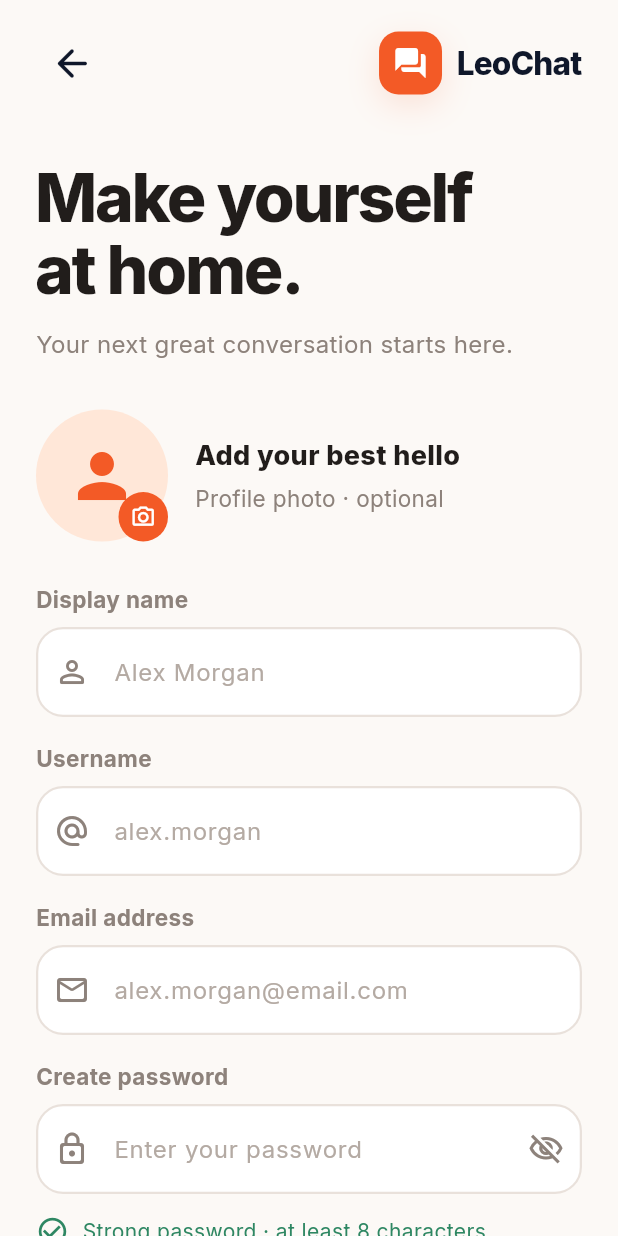
After one commit to faisin111/Leo-chat-app, a Flutter app: the RegisterPage screen opened by its route, on a phone screen of 412 x 824 dp. The commit adds this screen. Run offline on Flutter 3.47's test engine with Material 3 defaults, Android fonts, the phone set to English and light mode, and no system bars; our stand-ins replace dio, flutter_riverpod, flutter_secure_storage, fpdart, go_router, google_fonts and 1 more; accounts and stored records are empty.

Commit message:
Add LeoChat registration screen

```diff
--- a/lib/app/app.dart
+++ b/lib/app/app.dart
@@ -6,6 +6,7 @@ import '../core/theme/theme.dart';
 import '../features/chat/presentation/pages/chat_shell_page.dart';
 import '../features/landing/presentation/pages/landing_page.dart';
 import '../features/auth/presentation/pages/login_page.dart';
+import '../features/auth/presentation/pages/register_page.dart';
 import '../features/onboarding/presentation/pages/onboarding_page.dart';
 import '../features/splash/presentation/pages/splash_page.dart';
 
@@ -18,6 +19,8 @@ final _router = GoRouter(
         builder: (context, state) => const OnboardingPage()),
     GoRoute(path: '/', builder: (context, state) => const LandingPage()),
     GoRoute(path: '/login', builder: (context, state) => const LoginPage()),
+    GoRoute(
+        path: '/register', builder: (context, state) => const RegisterPage()),
     GoRoute(path: '/app', builder: (context, state) => const ChatShellPage()),
   ],
 );
--- a/lib/core/constants/app_strings.dart
+++ b/lib/core/constants/app_strings.dart
@@ -47,4 +47,15 @@ abstract final class AppStrings {
       'A space for the big news and the everyday hellos.';
   static const loginGreeting = 'You made it! Hey, you 👋';
   static const loginTagline = 'Good people. Great chats.';
+  static const registerTitle = 'Make yourself\nat home.';
+  static const registerSubtitle = 'Your next great conversation starts here.';
+  static const displayName = 'Display name';
+  static const displayNameHint = 'Alex Morgan';
+  static const emailAddress = 'Email address';
+  static const emailHint = 'alex.morgan@email.com';
+  static const createPassword = 'Create password';
+  static const strongPassword = 'Strong password · at least 8 characters';
+  static const termsAgreement =
+      'I agree to the Terms of Service and Privacy Policy. Let’s keep this a kind place.';
+  static const alreadyConversation = 'Already part of the conversation?';
 }
--- /dev/null
+++ b/lib/core/widgets/common_widgets/inputs/leo_auth_field.dart
@@ -0,0 +1,59 @@
+import 'package:flutter/material.dart';
+
+import '../../../theme/colors.dart';
+
+class LeoAuthField extends StatelessWidget {
+  const LeoAuthField({
+    super.key,
+    required this.label,
+    required this.hint,
+    required this.icon,
+    required this.controller,
+    this.obscureText = false,
+    this.suffix,
+  });
+
+  final String label;
+  final String hint;
+  final IconData icon;
+  final TextEditingController controller;
+  final bool obscureText;
+  final Widget? suffix;
+
+  @override
+  Widget build(BuildContext context) => Column(
+        crossAxisAlignment: CrossAxisAlignment.start,
+        children: [
+          Text(label,
+              style: const TextStyle(
+                  fontSize: 15,
+                  fontWeight: FontWeight.w700,
+                  color: Color(0xFF8D827B))),
+          const SizedBox(height: 8),
+          TextField(
+            controller: controller,
+            obscureText: obscureText,
+            style: const TextStyle(fontSize: 16, color: Color(0xFF211D1B)),
+            decoration: InputDecoration(
+              hintText: hint,
+              hintStyle: const TextStyle(color: Color(0xFFB4AAA3)),
+              prefixIcon: Icon(icon, color: const Color(0xFF8D827B)),
+              suffixIcon: suffix,
+              filled: true,
+              fillColor: Colors.white,
+              contentPadding:
+                  const EdgeInsets.symmetric(horizontal: 18, vertical: 18),
+              enabledBorder: OutlineInputBorder(
+                borderRadius: BorderRadius.circular(18),
+                borderSide:
+                    const BorderSide(color: Color(0xFFE9E1DB), width: 1.5),
+              ),
+              focusedBorder: OutlineInputBorder(
+                  borderRadius: BorderRadius.circular(18),
+                  borderSide:
+                      const BorderSide(color: LeoColors.primary, width: 1.5)),
+            ),
+          ),
+        ],
+      );
+}
--- a/lib/features/auth/presentation/pages/login_page.dart
+++ b/lib/features/auth/presentation/pages/login_page.dart
@@ -5,6 +5,7 @@ import '../../../../core/constants/app_strings.dart';
 import '../../../../core/theme/colors.dart';
 import '../../../../core/widgets/common_widgets/branding/leo_logo.dart';
 import '../../../../core/widgets/common_widgets/buttons/leo_primary_button.dart';
+import '../../../../core/widgets/common_widgets/inputs/leo_auth_field.dart';
 
 class LoginPage extends StatefulWidget {
   const LoginPage({super.key});
@@ -55,14 +56,14 @@ class _LoginPageState extends State<LoginPage> {
                             height: 1.45,
                             color: Color(0xFF8D827B))),
                     const SizedBox(height: 30),
-                    _LoginField(
+                    LeoAuthField(
                       label: AppStrings.username,
                       hint: AppStrings.usernameHint,
                       icon: Icons.person_outline_rounded,
                       controller: _usernameController,
                     ),
                     const SizedBox(height: 18),
-                    _LoginField(
+                    LeoAuthField(
                       label: AppStrings.password,
                       hint: AppStrings.passwordHint,
                       icon: Icons.lock_outline_rounded,
@@ -106,7 +107,7 @@ class _LoginPageState extends State<LoginPage> {
                             style: TextStyle(
                                 color: Color(0xFF8D827B), fontSize: 15)),
                         TextButton(
-                            onPressed: () {},
+                            onPressed: () => context.go('/register'),
                             child: const Text(AppStrings.createAccount,
                                 style: TextStyle(
                                     color: LeoColors.primary,
@@ -201,53 +202,3 @@ class _Arc extends StatelessWidget {
           shape: BoxShape.circle,
           border: Border.all(color: Colors.white24, width: 1.5)));
 }
-
-class _LoginField extends StatelessWidget {
-  const _LoginField(
-      {required this.label,
-      required this.hint,
-      required this.icon,
-      required this.controller,
-      this.obscureText = false,
-      this.suffix});
-  final String label;
-  final String hint;
-  final IconData icon;
-  final TextEditingController controller;
-  final bool obscureText;
-  final Widget? suffix;
-
-  @override
-  Widget build(BuildContext context) =>
-      Column(crossAxisAlignment: CrossAxisAlignment.start, children: [
-        Text(label,
-            style: const TextStyle(
-                fontSize: 15,
-                fontWeight: FontWeight.w700,
-                color: Color(0xFF8D827B))),
-        const SizedBox(height: 8),
-        TextField(
-          controller: controller,
-          obscureText: obscureText,
-          style: const TextStyle(fontSize: 16, color: Color(0xFF211D1B)),
-          decoration: InputDecoration(
-            hintText: hint,
-            hintStyle: const TextStyle(color: Color(0xFFB4AAA3)),
-            prefixIcon: Icon(icon, color: const Color(0xFF8D827B)),
-            suffixIcon: suffix,
-            filled: true,
-            fillColor: Colors.white,
-            contentPadding:
-                const EdgeInsets.symmetric(horizontal: 18, vertical: 18),
-            enabledBorder: OutlineInputBorder(
-                borderRadius: BorderRadius.circular(18),
-                borderSide:
-                    const BorderSide(color: Color(0xFFE9E1DB), width: 1.5)),
-            focusedBorder: OutlineInputBorder(
-                borderRadius: BorderRadius.circular(18),
-                borderSide:
-                    const BorderSide(color: LeoColors.primary, width: 1.5)),
-          ),
-        ),
-      ]);
-}
--- /dev/null
+++ b/lib/features/auth/presentation/pages/register_page.dart
@@ -0,0 +1,196 @@
+import 'package:flutter/material.dart';
+import 'package:go_router/go_router.dart';
+
+import '../../../../core/constants/app_strings.dart';
+import '../../../../core/theme/colors.dart';
+import '../../../../core/widgets/common_widgets/branding/leo_logo.dart';
+import '../../../../core/widgets/common_widgets/buttons/leo_primary_button.dart';
+import '../../../../core/widgets/common_widgets/inputs/leo_auth_field.dart';
+
+class RegisterPage extends StatefulWidget {
+  const RegisterPage({super.key});
+
+  @override
+  State<RegisterPage> createState() => _RegisterPageState();
+}
+
+class _RegisterPageState extends State<RegisterPage> {
+  final _displayName = TextEditingController();
+  final _username = TextEditingController();
+  final _email = TextEditingController();
+  final _password = TextEditingController();
+  bool _obscure = true;
+  bool _accepted = true;
+
+  @override
+  void dispose() {
+    _displayName.dispose();
+    _username.dispose();
+    _email.dispose();
+    _password.dispose();
+    super.dispose();
+  }
+
+  @override
+  Widget build(BuildContext context) => Scaffold(
+        backgroundColor: const Color(0xFFFCF9F6),
+        body: SafeArea(
+          child: SingleChildScrollView(
+            padding: const EdgeInsets.fromLTRB(24, 18, 24, 28),
+            child: Center(
+              child: ConstrainedBox(
+                constraints: const BoxConstraints(maxWidth: 520),
+                child: Column(
+                    crossAxisAlignment: CrossAxisAlignment.start,
+                    children: [
+                      Row(children: [
+                        IconButton(
+                            onPressed: () => context.go('/login'),
+                            icon:
+                                const Icon(Icons.arrow_back_rounded, size: 30)),
+                        const Spacer(),
+                        const LeoLogo(),
+                      ]),
+                      const SizedBox(height: 42),
+                      const Text(AppStrings.registerTitle,
+                          style: TextStyle(
+                              fontSize: 44,
+                              height: 1.08,
+                              letterSpacing: -1.5,
+                              fontWeight: FontWeight.w800,
+                              color: Color(0xFF211D1B))),
+                      const SizedBox(height: 14),
+                      const Text(AppStrings.registerSubtitle,
+                          style: TextStyle(
+                              fontSize: 16, color: Color(0xFF8D827B))),
+                      const SizedBox(height: 32),
+                      const _ProfilePhotoPrompt(),
+                      const SizedBox(height: 28),
+                      LeoAuthField(
+                          label: AppStrings.displayName,
+                          hint: AppStrings.displayNameHint,
+                          icon: Icons.person_outline_rounded,
+                          controller: _displayName),
+                      const SizedBox(height: 17),
+                      LeoAuthField(
+                          label: AppStrings.username,
+                          hint: AppStrings.usernameHint,
+                          icon: Icons.alternate_email_rounded,
+                          controller: _username),
+                      const SizedBox(height: 17),
+                      LeoAuthField(
+                          label: AppStrings.emailAddress,
+                          hint: AppStrings.emailHint,
+                          icon: Icons.mail_outline_rounded,
+                          controller: _email),
+                      const SizedBox(height: 17),
+                      LeoAuthField(
+                          label: AppStrings.createPassword,
+                          hint: AppStrings.passwordHint,
+                          icon: Icons.lock_outline_rounded,
+                          controller: _password,
+                          obscureText: _obscure,
+                          suffix: IconButton(
+                              onPressed: () =>
+                                  setState(() => _obscure = !_obscure),
+                              icon: Icon(
+                                  _obscure
+                                      ? Icons.visibility_off_outlined
+                                      : Icons.visibility_outlined,
+                                  color: const Color(0xFF8D827B)))),
+                      const SizedBox(height: 14),
+                      const Row(children: [
+                        Icon(Icons.check_circle_outline,
+                            color: Color(0xFF2E8763), size: 22),
+                        SizedBox(width: 9),
+                        Expanded(
+                          child: Text(AppStrings.strongPassword,
+                              style: TextStyle(
+                                  color: Color(0xFF2E8763), fontSize: 14)),
+                        )
+                      ]),
+                      const SizedBox(height: 20),
+                      Row(
+                          crossAxisAlignment: CrossAxisAlignment.start,
+                          children: [
+                            Checkbox(
+                                value: _accepted,
+                                activeColor: LeoColors.primary,
+                                onChanged: (value) =>
+                                    setState(() => _accepted = value ?? false)),
+                            const Expanded(
+                                child: Padding(
+                                    padding: EdgeInsets.only(top: 11),
+                                    child: Text(AppStrings.termsAgreement,
+                                        style: TextStyle(
+                                            color: Color(0xFF8D827B),
+                                            fontSize: 14,
+                                            height: 1.35)))),
+                          ]),
+                      const SizedBox(height: 12),
+                      SizedBox(
+                          width: double.infinity,
+                          height: 58,
+                          child: LeoPrimaryButton(
+                              label: 'Create account',
+                              icon: Icons.arrow_forward_rounded,
+                              onPressed:
+                                  _accepted ? () => context.go('/app') : null)),
+                      const SizedBox(height: 18),
+                      Center(
+                          child:
+                              Wrap(alignment: WrapAlignment.center, children: [
+                        const Text(AppStrings.alreadyConversation,
+                            style: TextStyle(
+                                color: Color(0xFF8D827B), fontSize: 14)),
+                        TextButton(
+                            onPressed: () => context.go('/login'),
+                            child: const Text(AppStrings.login,
+                                style: TextStyle(
+                                    color: LeoColors.primary,
+                                    fontWeight: FontWeight.w700,
+                                    fontSize: 14)))
+                      ])),
+                    ]),
+              ),
+            ),
+          ),
+        ),
+      );
+}
+
+class _ProfilePhotoPrompt extends StatelessWidget {
+  const _ProfilePhotoPrompt();
+
+  @override
+  Widget build(BuildContext context) => Row(children: [
+        Stack(children: [
+          const CircleAvatar(
+              radius: 44,
+              backgroundColor: Color(0xFFFFE7D8),
+              child: Icon(Icons.person, color: LeoColors.primary, size: 48)),
+          Positioned(
+              bottom: 0,
+              right: 0,
+              child: Container(
+                  padding: const EdgeInsets.all(8),
+                  decoration: const BoxDecoration(
+                      color: LeoColors.primary, shape: BoxShape.circle),
+                  child: const Icon(Icons.camera_alt_outlined,
+                      color: Colors.white, size: 17))),
+        ]),
+        const SizedBox(width: 18),
+        const Expanded(
+            child:
+                Column(crossAxisAlignment: CrossAxisAlignment.start, children: [
+          Text('Add your best hello',
+              style: TextStyle(
+                  fontSize: 18,
+                  fontWeight: FontWeight.w800,
+                  color: Color(0xFF211D1B))),
+          SizedBox(height: 5),
+          Text('Profile photo · optional',
+              style: TextStyle(color: Color(0xFF8D827B), fontSize: 15))
+        ])),
+      ]);
+}
```
Also changed, not shown: 1 other file.
